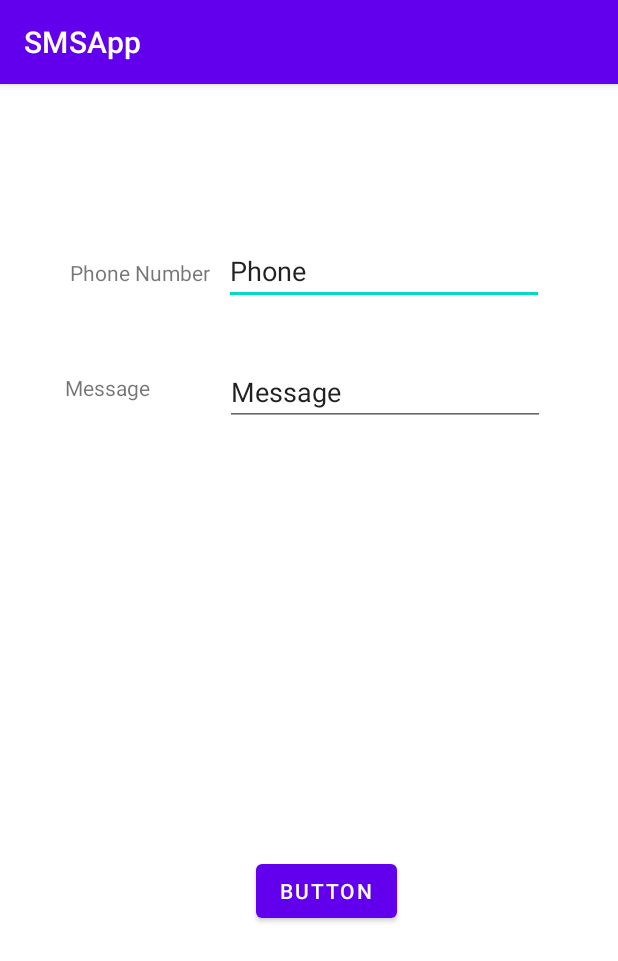
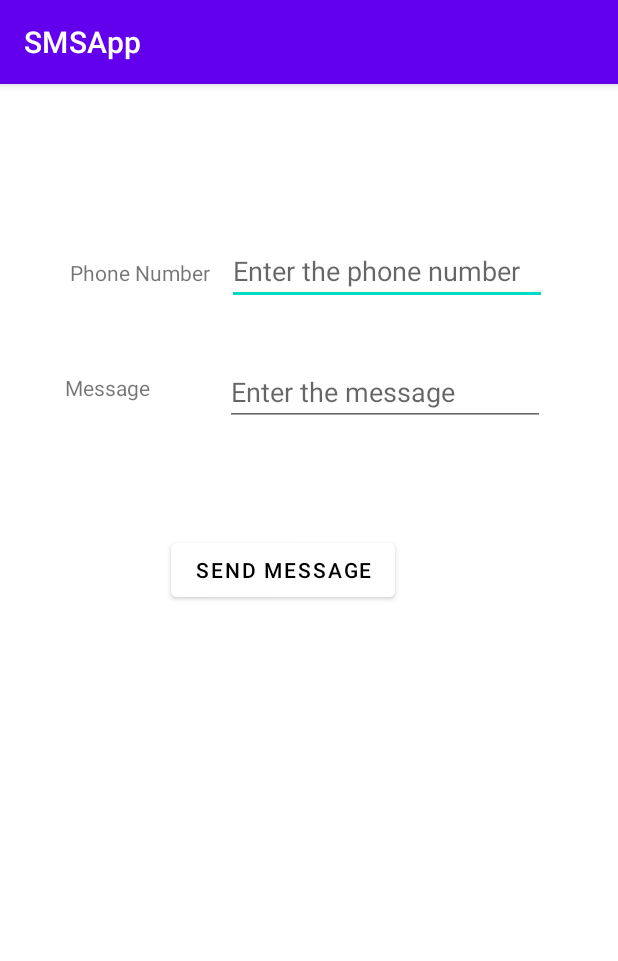
Before and after one commit to sunidhi1999-c/Android-, an Android app: the screen it shows after launch (MainActivity), on a phone screen of 412 x 824 dp. Shown: the top 961 px of the screen. Run offline under Robolectric (Android 15) with nearby library versions, the phone set to English and light mode, and no system bars.

Commit message:
Made some changes and fixed a bug

```diff
--- a/app/src/main/AndroidManifest.xml
+++ b/app/src/main/AndroidManifest.xml
@@ -1,7 +1,8 @@
 <?xml version="1.0" encoding="utf-8"?>
 <manifest xmlns:android="http://schemas.android.com/apk/res/android"
     package="com.example.smsapp">
-    <uses-permission android:name="android.permission.SEND_SMS"></uses-permission>
+
+    <uses-permission android:name="android.permission.SEND_SMS" />
 
     <application
         android:allowBackup="true"
--- a/app/src/main/res/layout/activity_main.xml
+++ b/app/src/main/res/layout/activity_main.xml
@@ -33,13 +33,15 @@
         android:id="@+id/b1"
         android:layout_width="wrap_content"
         android:layout_height="wrap_content"
-        android:text="Button"
+        android:text="Send message"
+    android:backgroundTint="@color/white"
+        android:textColor="@color/black"
         app:layout_constraintBottom_toBottomOf="parent"
         app:layout_constraintEnd_toEndOf="parent"
-        app:layout_constraintHorizontal_bias="0.537"
+        app:layout_constraintHorizontal_bias="0.435"
         app:layout_constraintStart_toStartOf="parent"
         app:layout_constraintTop_toTopOf="parent"
-        app:layout_constraintVertical_bias="0.714" />
+        app:layout_constraintVertical_bias="0.417" />
 
     <EditText
         android:id="@+id/e1"
@@ -47,10 +49,10 @@
         android:layout_height="wrap_content"
         android:ems="10"
         android:inputType="textPersonName"
-        android:text="Phone"
+        android:hint="Enter the phone number"
         app:layout_constraintBottom_toBottomOf="parent"
         app:layout_constraintEnd_toEndOf="parent"
-        app:layout_constraintHorizontal_bias="0.751"
+        app:layout_constraintHorizontal_bias="0.761"
         app:layout_constraintStart_toStartOf="parent"
         app:layout_constraintTop_toTopOf="parent"
         app:layout_constraintVertical_bias="0.141" />
@@ -61,7 +63,7 @@
         android:layout_height="wrap_content"
         android:ems="10"
         android:inputType="textPersonName"
-        android:text="Message"
+        android:hint="Enter the message"
         app:layout_constraintBottom_toBottomOf="parent"
         app:layout_constraintEnd_toEndOf="parent"
         app:layout_constraintHorizontal_bias="0.756"
--- a/build.gradle
+++ b/build.gradle
@@ -5,7 +5,7 @@ buildscript {
         jcenter()
     }
     dependencies {
-        classpath "com.android.tools.build:gradle:4.1.0"
+        classpath 'com.android.tools.build:gradle:4.1.2'
 
         // NOTE: Do not place your application dependencies here; they belong
         // in the individual module build.gradle files
```
Also changed, not shown: app/src/main/java/com/example/smsapp/MainActivity.java (+31 -4 lines), 1 other file.
